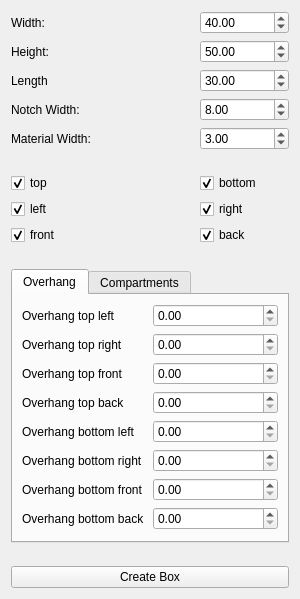
First picture: the form in ObjectCreation/boxcreator/boxcreator.ui, repository FreeCAD/FreeCAD-macros, before the edit.
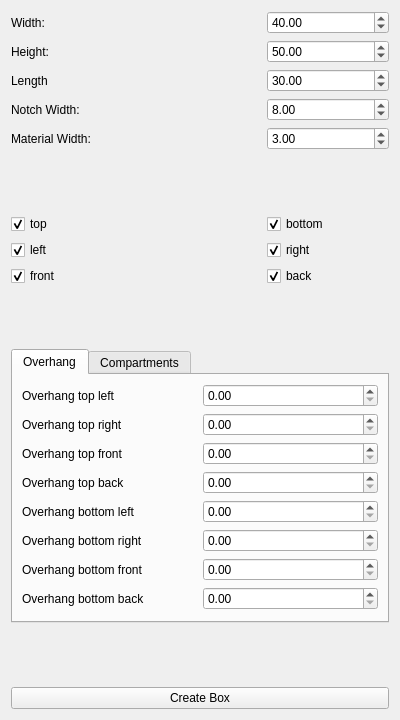
Second picture: the form after the edit.

Commit message: [Boxcreator] Tried to create GUI from boxcreator.ui file (does not work so far)

What changed in the file:
```diff
--- a/ObjectCreation/boxcreator/boxcreator.ui
+++ b/ObjectCreation/boxcreator/boxcreator.ui
@@ -1,13 +1,16 @@
 <?xml version="1.0" encoding="UTF-8"?>
 <ui version="4.0">
  <class>Dialog</class>
- <widget class="QDialog" name="Dialog">
+ <widget class="QWidget" name="Dialog">
+  <property name="windowModality">
+   <enum>Qt::WindowModal</enum>
+  </property>
   <property name="geometry">
    <rect>
     <x>0</x>
     <y>0</y>
-    <width>300</width>
-    <height>599</height>
+    <width>400</width>
+    <height>720</height>
    </rect>
   </property>
   <property name="windowTitle">
```
The commit also changes 1 other file.
